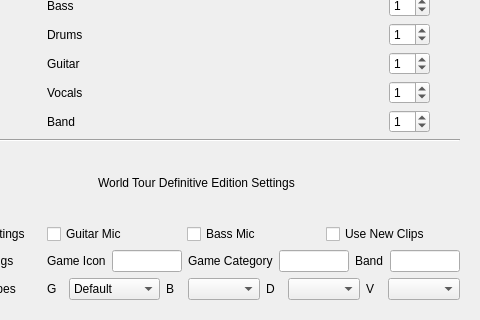
First picture: the form in gui/project_files/compile_package.ui, repository AddyMills/Addys-Guitar-Hero-Toolkit, before the edit; both pictures show x 86 to 566 and y 392 to 712 of the 566 by 712 pixel window.
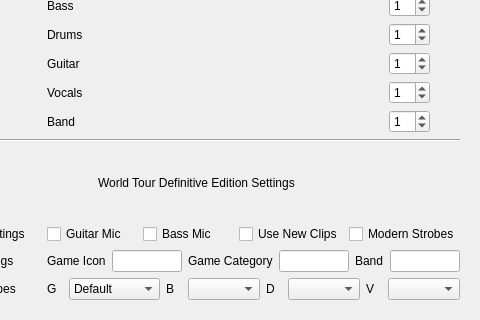
Second picture: the form after the edit. The open tabs and pages were chosen to show the change.

Commit message: Add Modern Strobes to GUI

```diff
--- a/gui/project_files/compile_package.ui
+++ b/gui/project_files/compile_package.ui
@@ -1610,6 +1610,13 @@
                   </property>
                  </widget>
                 </item>
+                <item>
+                 <widget class="QCheckBox" name="modern_strobes_check">
+                  <property name="text">
+                   <string>Modern Strobes</string>
+                  </property>
+                 </widget>
+                </item>
                </layout>
               </item>
               <item row="10" column="0">
```
Left out of the diff: 2 changed lines with no effect on the pictures. The commit also changes 2 other files.
